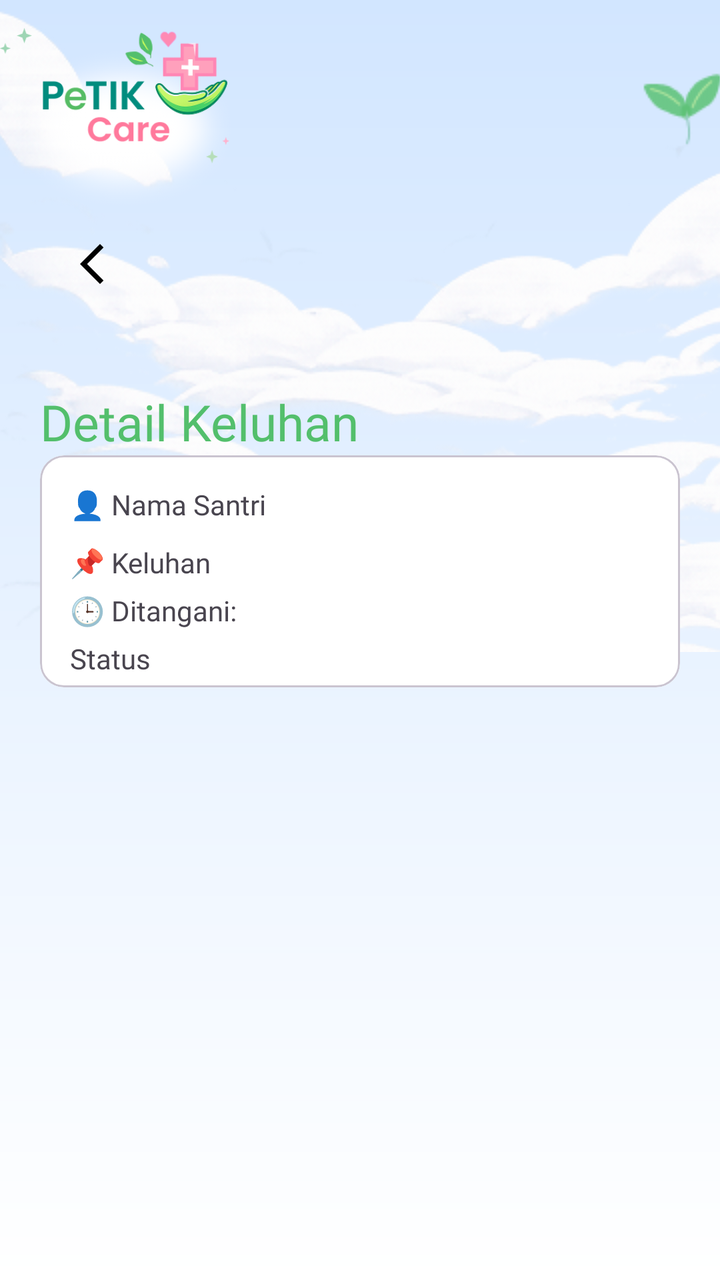
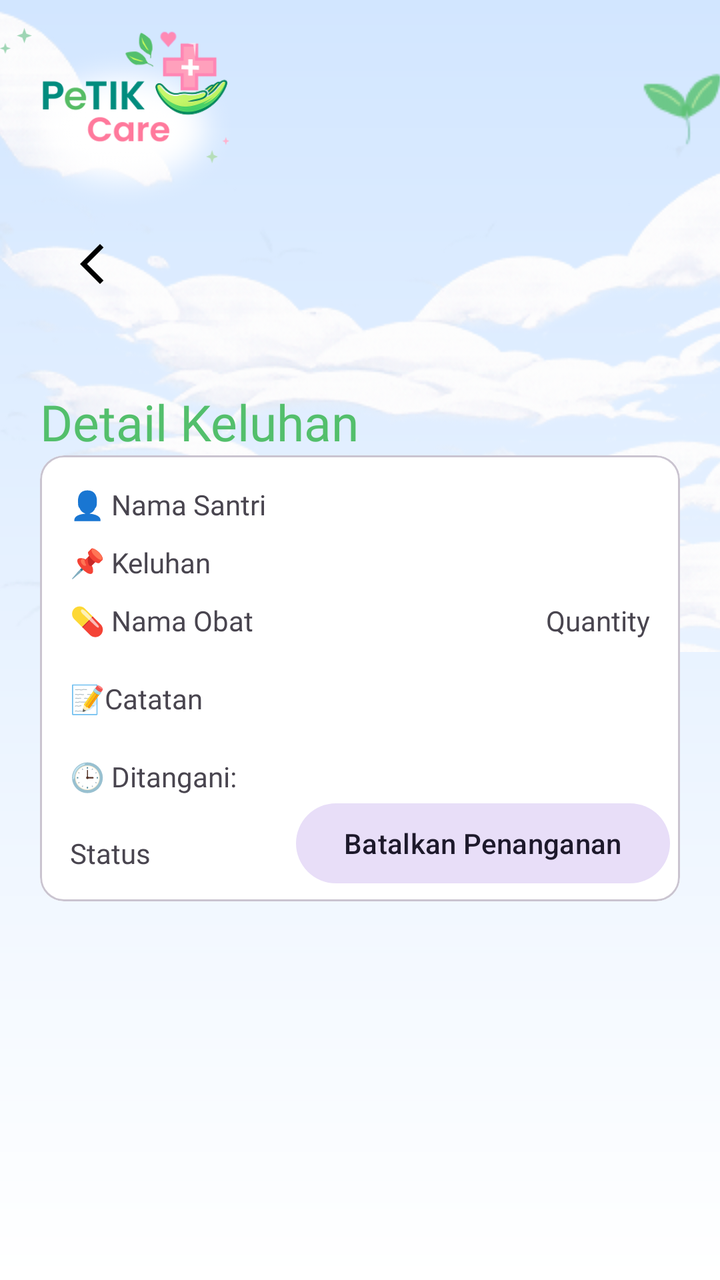

Compare the two renders of this Android layout. The source of the first and the diff that turns it into the second are given below.
<!-- AndroidManifest.xml: application theme Theme.PetikCare -->
<!-- res/layout/fragment_detail_keluhan.xml -->
<?xml version="1.0" encoding="utf-8"?>
<androidx.constraintlayout.widget.ConstraintLayout xmlns:android="http://schemas.android.com/apk/res/android"
    xmlns:app="http://schemas.android.com/apk/res-auto"
    xmlns:tools="http://schemas.android.com/tools"
    android:layout_width="match_parent"
    android:layout_height="match_parent"
    android:background="@drawable/bg_gradient">

    <ImageView
        android:layout_width="match_parent"
        android:layout_height="wrap_content"
        android:src="@drawable/banckground_home"
        android:scaleType="centerCrop"
        app:layout_constraintStart_toStartOf="parent"
        app:layout_constraintEnd_toEndOf="parent"
        app:layout_constraintTop_toTopOf="parent" />

    <ImageView
        android:id="@+id/iv_logo"
        android:layout_width="120dp"
        android:layout_height="120dp"
        android:src="@drawable/logo_petikcare"
        app:layout_constraintStart_toStartOf="parent"
        app:layout_constraintTop_toTopOf="parent" />

    <ImageView
        android:id="@+id/iv_arrow_back"
        android:layout_width="wrap_content"
        android:layout_height="wrap_content"
        android:src="@drawable/ic_arrow"
        app:layout_constraintTop_toBottomOf="@id/iv_logo"
        android:layout_marginStart="40dp"
        app:layout_constraintStart_toStartOf="parent" />

    <TextView
        android:id="@+id/tv_detail_keluhan"
        android:layout_width="wrap_content"
        android:layout_height="wrap_content"
        android:layout_marginTop="50dp"
        android:fontFamily="@font/poppins_semibold"
        android:text="@string/detail_keluhan"
        android:textColor="#53BF6C"
        android:textSize="25sp"
        app:layout_constraintStart_toStartOf="@+id/cv_keluhan"
        app:layout_constraintTop_toBottomOf="@+id/iv_arrow_back" />


    <com.google.android.material.card.MaterialCardView
        android:id="@+id/cv_keluhan"
        android:layout_width="match_parent"
        android:layout_height="wrap_content"
        android:layout_marginHorizontal="20dp"
        android:backgroundTint="@color/white"
        app:layout_constraintTop_toBottomOf="@id/tv_detail_keluhan">

        <LinearLayout
            android:layout_width="match_parent"
            android:layout_height="wrap_content"
            android:padding="5dp"
            android:orientation="vertical">

            <TextView
                android:id="@+id/tv_nama"
                android:layout_width="wrap_content"
                android:layout_height="wrap_content"
                android:layout_margin="10dp"
                android:fontFamily="@font/poppins_semibold"
                android:text="@string/nama_santri" />

            <TextView
                android:id="@+id/tv_keluhan"
                android:layout_width="wrap_content"
                android:layout_height="wrap_content"
                android:layout_marginStart="10dp"
                android:fontFamily="@font/poppins_semibold"
                android:text="@string/keluhan" />

            <TextView
                android:id="@+id/tv_ditangani"
                android:layout_width="wrap_content"
                android:layout_height="wrap_content"
                android:layout_marginStart="10dp"
                android:layout_marginTop="5dp"
                android:fontFamily="@font/poppins_semibold"
                android:text="@string/ditangani" />

            <TextView
                android:id="@+id/tv_status"
                android:layout_width="wrap_content"
                android:layout_height="wrap_content"
                android:layout_marginStart="10dp"
                android:layout_marginTop="5dp"
                android:fontFamily="@font/poppins_semibold"
                android:text="@string/status" />

        </LinearLayout>

    </com.google.android.material.card.MaterialCardView>

</androidx.constraintlayout.widget.ConstraintLayout>
<!-- resources referenced by this layout -->
<resources>
  <color name="white">#FFFFFFFF</color>
  <!-- drawable banckground_home: png bitmap (drawable, 121363 bytes) -->
  <!-- drawable bg_gradient (drawable) -->
  <?xml version="1.0" encoding="utf-8"?>
  <shape xmlns:android="http://schemas.android.com/apk/res/android">
      <gradient
          android:type="linear"
          android:startColor="#D2E6FF"
          android:endColor="#FFFFFF"
          android:angle="270"/>
  </shape>
  <!-- drawable ic_arrow (drawable) -->
  <vector xmlns:android="http://schemas.android.com/apk/res/android" android:autoMirrored="true" android:height="24dp" android:tint="#000000" android:viewportHeight="960" android:viewportWidth="960" android:width="24dp">
        
      <path android:fillColor="@android:color/white" android:pathData="M400,880L0,480L400,80L471,151L142,480L471,809L400,880Z"/>
      
  </vector>
  <!-- drawable logo_petikcare: png bitmap (drawable, 43390 bytes) -->
  <string name="detail_keluhan">Detail Keluhan</string>
  <string name="ditangani">🕒 Ditangani:</string>
  <string name="keluhan">📌 Keluhan</string>
  <string name="nama_santri">👤 Nama Santri</string>
  <string name="status">Status</string>
  <style name="Theme.PetikCare" parent="Base.Theme.PetikCare" />
  <style name="Base.Theme.PetikCare" parent="Theme.Material3.DayNight.NoActionBar">
          
          
      </style>
</resources>

<!-- the commit's change to res/layout/fragment_detail_keluhan.xml (unified diff, before → after) -->
@@ -56,8 +56,8 @@
         <LinearLayout
             android:layout_width="match_parent"
             android:layout_height="wrap_content"
-            android:padding="5dp"
-            android:orientation="vertical">
+            android:orientation="vertical"
+            android:padding="5dp">
 
             <TextView
                 android:id="@+id/tv_nama"
@@ -75,23 +75,66 @@
                 android:fontFamily="@font/poppins_semibold"
                 android:text="@string/keluhan" />
 
+            <LinearLayout
+                android:layout_width="match_parent"
+                android:layout_height="wrap_content"
+                android:layout_margin="10dp"
+                android:orientation="horizontal">
+
+                <TextView
+                    android:id="@+id/tv_nama_obat"
+                    android:layout_width="0dp"
+                    android:layout_height="wrap_content"
+                    android:text="@string/nama_obat"
+                    android:layout_weight="1"
+                    android:fontFamily="@font/poppins_medium"/>
+
+                <TextView
+                    android:id="@+id/tv_quantity"
+                    android:layout_width="wrap_content"
+                    android:layout_height="wrap_content"
+                    android:text="@string/quantity"
+                    android:fontFamily="@font/poppins_medium"/>
+            </LinearLayout>
+
+            <TextView
+                android:id="@+id/tv_catatan"
+                android:layout_width="wrap_content"
+                android:layout_height="wrap_content"
+                android:text="@string/catatan"
+                android:layout_margin="10dp"
+                android:fontFamily="@font/poppins_medium"/>
             <TextView
                 android:id="@+id/tv_ditangani"
                 android:layout_width="wrap_content"
                 android:layout_height="wrap_content"
                 android:layout_marginStart="10dp"
-                android:layout_marginTop="5dp"
+                android:layout_marginTop="10dp"
                 android:fontFamily="@font/poppins_semibold"
                 android:text="@string/ditangani" />
 
-            <TextView
-                android:id="@+id/tv_status"
-                android:layout_width="wrap_content"
+            <LinearLayout
+                android:layout_width="match_parent"
                 android:layout_height="wrap_content"
-                android:layout_marginStart="10dp"
-                android:layout_marginTop="5dp"
-                android:fontFamily="@font/poppins_semibold"
-                android:text="@string/status" />
+                android:orientation="horizontal">
+
+                <TextView
+                    android:id="@+id/tv_status"
+                    android:layout_width="0dp"
+                    android:layout_weight="1"
+                    android:layout_height="wrap_content"
+                    android:layout_marginStart="10dp"
+                    android:layout_marginTop="5dp"
+                    android:fontFamily="@font/poppins_semibold"
+                    android:text="@string/status" />
+
+                <Button
+                    android:id="@+id/btn_batal_penanganan"
+                    android:layout_width="wrap_content"
+                    android:layout_height="wrap_content"
+                    android:text="@string/batalkan_penanganan"
+                    style="@style/Widget.Material3.Button.TonalButton"/>
+            </LinearLayout>
 
         </LinearLayout>
 
<!-- resource entries referenced after the edit -->
@@ -18,10 +18,14 @@
       
   </vector>
   <!-- drawable logo_petikcare: png bitmap (drawable, 43390 bytes) -->
+  <string name="batalkan_penanganan">Batalkan Penanganan</string>
+  <string name="catatan">📝Catatan</string>
   <string name="detail_keluhan">Detail Keluhan</string>
   <string name="ditangani">🕒 Ditangani:</string>
   <string name="keluhan">📌 Keluhan</string>
+  <string name="nama_obat">💊 Nama Obat</string>
   <string name="nama_santri">👤 Nama Santri</string>
+  <string name="quantity">Quantity</string>
   <string name="status">Status</string>
   <style name="Theme.PetikCare" parent="Base.Theme.PetikCare" />
   <style name="Base.Theme.PetikCare" parent="Theme.Material3.DayNight.NoActionBar">
